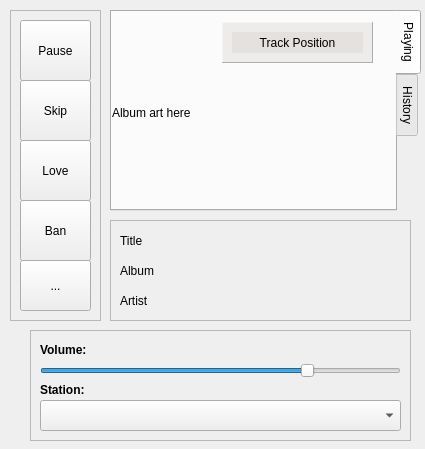
First picture: the form in qAndora.ui, repository JeffHoogland/qAndora, before the edit.
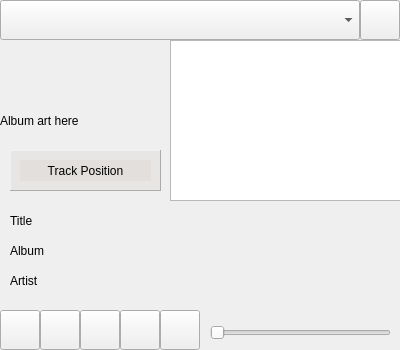
Second picture: the form after the edit. Icons and pictures are not drawn.

Diff of the .ui file:
```diff
--- a/qAndora.ui
+++ b/qAndora.ui
@@ -6,10 +6,22 @@
    <rect>
     <x>0</x>
     <y>0</y>
-    <width>425</width>
-    <height>449</height>
+    <width>400</width>
+    <height>350</height>
    </rect>
   </property>
+  <property name="minimumSize">
+   <size>
+    <width>400</width>
+    <height>350</height>
+   </size>
+  </property>
+  <property name="maximumSize">
+   <size>
+    <width>400</width>
+    <height>350</height>
+   </size>
+  </property>
   <property name="windowTitle">
    <string>qAndora - Internet Radio</string>
   </property>
@@ -18,104 +30,141 @@
     <normaloff>images/qAndora.png</normaloff>images/qAndora.png</iconset>
   </property>
   <widget class="QWidget" name="centralwidget">
-   <widget class="QFrame" name="lowerFrame">
-    <property name="geometry">
-     <rect>
-      <x>30</x>
-      <y>330</y>
-      <width>381</width>
-      <height>111</height>
-     </rect>
-    </property>
-    <property name="frameShape">
-     <enum>QFrame::StyledPanel</enum>
-    </property>
-    <property name="frameShadow">
-     <enum>QFrame::Raised</enum>
-    </property>
     <widget class="QSlider" name="volumeSlider">
      <property name="geometry">
       <rect>
-       <x>10</x>
-       <y>20</y>
-       <width>361</width>
-       <height>41</height>
+      <x>210</x>
+      <y>320</y>
+      <width>181</width>
+      <height>25</height>
       </rect>
      </property>
      <property name="toolTip">
-      <string>Adjust Volume</string>
-     </property>
-     <property name="maximum">
-      <number>100</number>
-     </property>
-     <property name="value">
-      <number>75</number>
+     <string>Adjust volume</string>
      </property>
      <property name="orientation">
       <enum>Qt::Horizontal</enum>
      </property>
     </widget>
+   <widget class="QPushButton" name="skipButton">
+    <property name="geometry">
+     <rect>
+      <x>40</x>
+      <y>310</y>
+      <width>40</width>
+      <height>40</height>
+     </rect>
+    </property>
+    <property name="toolTip">
+     <string>Skip Song</string>
+    </property>
+    <property name="text">
+     <string/>
+    </property>
+    <property name="icon">
+     <iconset>
+      <normaloff>images/skip.png</normaloff>images/skip.png</iconset>
+    </property>
+    <property name="iconSize">
+     <size>
+      <width>24</width>
+      <height>24</height>
+     </size>
+    </property>
+   </widget>
+   <widget class="QPushButton" name="tiredButton">
+    <property name="geometry">
+     <rect>
+      <x>160</x>
+      <y>310</y>
+      <width>40</width>
+      <height>40</height>
+     </rect>
+    </property>
+    <property name="toolTip">
+     <string>Set song to tired</string>
+    </property>
+    <property name="text">
+     <string/>
+    </property>
+    <property name="icon">
+     <iconset>
+      <normaloff>images/tired.png</normaloff>images/tired.png</iconset>
+    </property>
+    <property name="iconSize">
+     <size>
+      <width>24</width>
+      <height>24</height>
+     </size>
+    </property>
+   </widget>
     <widget class="QComboBox" name="stationBox">
      <property name="geometry">
       <rect>
-       <x>10</x>
-       <y>70</y>
-       <width>361</width>
-       <height>31</height>
+      <x>0</x>
+      <y>0</y>
+      <width>360</width>
+      <height>40</height>
       </rect>
      </property>
     </widget>
-    <widget class="QLabel" name="volumeLabel">
+   <widget class="QListWidget" name="historyList">
      <property name="geometry">
       <rect>
-       <x>10</x>
-       <y>10</y>
-       <width>77</width>
-       <height>21</height>
-      </rect>
-     </property>
-     <property name="text">
-      <string>&lt;b&gt;Volume:&lt;/b&gt;</string>
-     </property>
-     <property name="textFormat">
-      <enum>Qt::AutoText</enum>
-     </property>
-    </widget>
-    <widget class="QLabel" name="stationLabel">
+      <x>170</x>
+      <y>40</y>
+      <width>231</width>
+      <height>161</height>
+     </rect>
+    </property>
+   </widget>
+   <widget class="QPushButton" name="banButton">
      <property name="geometry">
       <rect>
-       <x>10</x>
-       <y>50</y>
-       <width>77</width>
-       <height>21</height>
-      </rect>
-     </property>
+      <x>120</x>
+      <y>310</y>
+      <width>40</width>
+      <height>40</height>
+     </rect>
+    </property>
+    <property name="toolTip">
+     <string>Ban song</string>
+    </property>
      <property name="text">
-      <string>&lt;b&gt;Station:&lt;/b&gt;</string>
-     </property>
-    </widget>
+     <string/>
+    </property>
+    <property name="icon">
+     <iconset>
+      <normaloff>images/ban.png</normaloff>images/ban.png</iconset>
+    </property>
+    <property name="iconSize">
+     <size>
+      <width>24</width>
+      <height>24</height>
+     </size>
+    </property>
    </widget>
    <widget class="QFrame" name="infoFrame">
     <property name="geometry">
      <rect>
-      <x>110</x>
-      <y>220</y>
-      <width>301</width>
+      <x>0</x>
+      <y>200</y>
+      <width>401</width>
       <height>101</height>
      </rect>
     </property>
     <property name="frameShape">
-     <enum>QFrame::StyledPanel</enum>
+     <enum>QFrame::NoFrame</enum>
     </property>
     <property name="frameShadow">
-     <enum>QFrame::Raised</enum>
+     <enum>QFrame::Plain</enum>
     </property>
     <widget class="QLabel" name="titleLabel">
      <property name="geometry">
       <rect>
        <x>10</x>
        <y>10</y>
-       <width>261</width>
+       <width>381</width>
        <height>21</height>
       </rect>
      </property>
@@ -134,7 +183,7 @@
       <rect>
        <x>10</x>
        <y>40</y>
-       <width>261</width>
+       <width>381</width>
        <height>21</height>
       </rect>
      </property>
@@ -153,7 +202,7 @@
       <rect>
        <x>10</x>
        <y>70</y>
-       <width>261</width>
+       <width>381</width>
        <height>21</height>
       </rect>
      </property>
@@ -165,156 +214,90 @@
      </property>
     </widget>
    </widget>
-   <widget class="QFrame" name="buttonFrame">
+   <widget class="QPushButton" name="playPauseButton">
     <property name="geometry">
      <rect>
-      <x>10</x>
-      <y>10</y>
-      <width>91</width>
-      <height>311</height>
-     </rect>
-    </property>
-    <property name="frameShape">
-     <enum>QFrame::StyledPanel</enum>
-    </property>
-    <property name="frameShadow">
-     <enum>QFrame::Raised</enum>
-    </property>
-    <widget class="QToolButton" name="playPauseButton">
-     <property name="geometry">
-      <rect>
-       <x>10</x>
-       <y>10</y>
-       <width>71</width>
-       <height>61</height>
+      <x>0</x>
+      <y>310</y>
+      <width>40</width>
+      <height>40</height>
       </rect>
      </property>
      <property name="toolTip">
       <string>Pause</string>
      </property>
      <property name="text">
-      <string>Pause</string>
+     <string/>
      </property>
      <property name="icon">
       <iconset>
        <normaloff>images/pause.png</normaloff>images/pause.png</iconset>
      </property>
-    </widget>
-    <widget class="QToolButton" name="skipButton">
-     <property name="geometry">
-      <rect>
-       <x>10</x>
-       <y>70</y>
-       <width>71</width>
-       <height>61</height>
-      </rect>
-     </property>
-     <property name="toolTip">
-      <string>Skip Song</string>
-     </property>
-     <property name="text">
-      <string>Skip</string>
-     </property>
-     <property name="icon">
-      <iconset>
-       <normaloff>images/skip.png</normaloff>images/skip.png</iconset>
-     </property>
-    </widget>
-    <widget class="QToolButton" name="loveButton">
+    <property name="iconSize">
+     <size>
+      <width>24</width>
+      <height>24</height>
+     </size>
+    </property>
+   </widget>
+   <widget class="QPushButton" name="settingsButton">
      <property name="geometry">
       <rect>
-       <x>10</x>
-       <y>130</y>
-       <width>71</width>
-       <height>61</height>
-      </rect>
-     </property>
-     <property name="toolTip">
-      <string>Mark Favorite</string>
-     </property>
+      <x>360</x>
+      <y>0</y>
+      <width>40</width>
+      <height>40</height>
+     </rect>
+    </property>
      <property name="text">
-      <string>Love</string>
-     </property>
-     <property name="icon">
-      <iconset>
-       <normaloff>images/favorite.png</normaloff>images/favorite.png</iconset>
-     </property>
-    </widget>
-    <widget class="QToolButton" name="banButton">
-     <property name="geometry">
-      <rect>
-       <x>10</x>
-       <y>190</y>
-       <width>71</width>
-       <height>61</height>
-      </rect>
-     </property>
-     <property name="toolTip">
-      <string>Ban Song</string>
-     </property>
-     <property name="text">
-      <string>Ban</string>
-     </property>
-     <property name="icon">
-      <iconset>
-       <normaloff>images/ban.png</normaloff>images/ban.png</iconset>
-     </property>
-    </widget>
-    <widget class="QToolButton" name="settingsButton">
-     <property name="geometry">
-      <rect>
-       <x>10</x>
-       <y>250</y>
-       <width>71</width>
-       <height>51</height>
-      </rect>
-     </property>
-     <property name="toolTip">
-      <string>Settings</string>
-     </property>
-     <property name="text">
-      <string>...</string>
+     <string/>
      </property>
      <property name="icon">
       <iconset>
        <normaloff>images/settings.png</normaloff>images/settings.png</iconset>
      </property>
-    </widget>
-   </widget>
-   <widget class="QTabWidget" name="mainWidget">
+    <property name="iconSize">
+     <size>
+      <width>24</width>
+      <height>24</height>
+     </size>
+    </property>
+   </widget>
+   <widget class="QPushButton" name="loveButton">
     <property name="geometry">
      <rect>
-      <x>110</x>
-      <y>10</y>
-      <width>311</width>
-      <height>201</height>
+      <x>80</x>
+      <y>310</y>
+      <width>40</width>
+      <height>40</height>
      </rect>
     </property>
-    <property name="tabPosition">
-     <enum>QTabWidget::East</enum>
+    <property name="toolTip">
+     <string>Favorite Song</string>
     </property>
-    <property name="currentIndex">
-     <number>0</number>
+    <property name="text">
+     <string/>
     </property>
-    <widget class="QWidget" name="currentTab">
-     <attribute name="title">
-      <string>Playing</string>
-     </attribute>
+    <property name="icon">
+     <iconset>
+      <normaloff>images/favorite.png</normaloff>images/favorite.png</iconset>
+    </property>
+    <property name="iconSize">
+     <size>
+      <width>24</width>
+      <height>24</height>
+     </size>
+    </property>
+   </widget>
      <widget class="QLabel" name="albumImage">
       <property name="geometry">
        <rect>
         <x>0</x>
-        <y>0</y>
-        <width>271</width>
-        <height>201</height>
-       </rect>
-      </property>
-      <property name="minimumSize">
-       <size>
-        <width>241</width>
-        <height>191</height>
-       </size>
-      </property>
+      <y>40</y>
+      <width>171</width>
+      <height>161</height>
+     </rect>
+    </property>
       <property name="text">
        <string>Album art here</string>
       </property>
@@ -325,8 +308,8 @@
      <widget class="QFrame" name="positionFrame">
       <property name="geometry">
        <rect>
-        <x>110</x>
-        <y>10</y>
+      <x>10</x>
+      <y>150</y>
         <width>151</width>
         <height>41</height>
        </rect>
@@ -1188,23 +1171,6 @@
        <property name="alignment">
         <set>Qt::AlignCenter</set>
        </property>
-      </widget>
-     </widget>
-    </widget>
-    <widget class="QWidget" name="historyTab">
-     <attribute name="title">
-      <string>History</string>
-     </attribute>
-     <widget class="QListWidget" name="historyList">
-      <property name="geometry">
-       <rect>
-        <x>0</x>
-        <y>0</y>
-        <width>271</width>
-        <height>191</height>
-       </rect>
-      </property>
-     </widget>
     </widget>
    </widget>
   </widget>
```
Left out of the diff: 2 changed lines with no effect on the pictures. Lines whose indentation alone changed are shown as unchanged.
